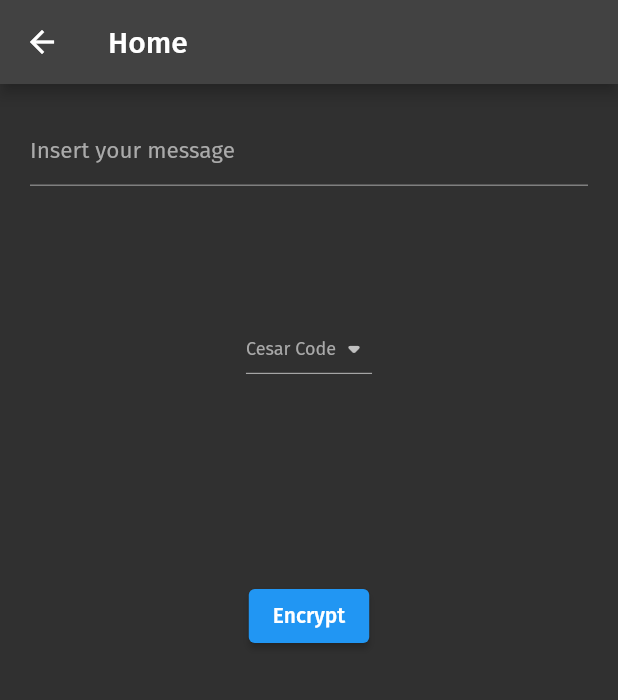
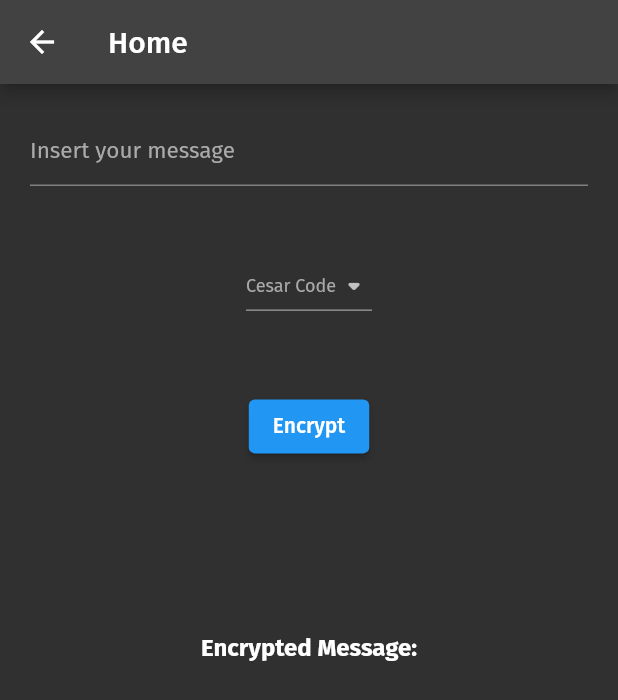
Before and after one commit to marcoigorr/MyFlutterApp, a Flutter app: the HomePage screen opened by its route, after a tap on "Encrypt", on a phone screen of 412 x 824 dp. Shown: the top 700 px of the screen. Run offline on Flutter 3.47's test engine with Material 2 defaults, Android fonts, the phone set to English and light mode, and no system bars; our stand-ins replace google_fonts.

```diff
--- a/lib/home/home.dart
+++ b/lib/home/home.dart
@@ -29,7 +29,7 @@ class _HomeScreenState extends State<HomeScreen> {
 
   String cipher = 'Cesar Code';
   final List<String> _list = ['Cesar Code', 'Atbash', 'Vignere'];
-  String encryptedText = '';
+  String encryptedText = 'waiting for input';
 
   @override
   Widget build(BuildContext context) {
@@ -66,13 +66,50 @@ class _HomeScreenState extends State<HomeScreen> {
         ),
         ElevatedButton(
             onPressed: () {
-              print('Result: ${_controller.text}');
+              encrypt(_controller.text);
             },
             child: const Text('Encrypt')),
         const Spacer(
-          flex: 6,
+          flex: 5,
+        ),
+        const Text('Encrypted Message:'),
+        const Spacer(
+          flex: 1,
+        ),
+        Text(
+          encryptedText,
+          style: Theme.of(context).textTheme.subtitle1,
+        ),
+        const Spacer(
+          flex: 15,
         ),
       ],
     );
   }
+
+  void encrypt(String message) {
+    encryptedText = '';
+
+    // Cesar Code (key=3)
+    if (cipher == _list[0]) {
+      final runes =
+          message.runes.toList(); // Contains dec code of message characters
+
+      for (int i = 0; i < runes.length; i++) {
+        // if char is space (' ') skip shift, add space
+        if (runes[i] == ' '.runes.toList()[0]) {
+          encryptedText += ' ';
+          continue;
+        }
+        runes[i] += 3;
+        encryptedText += String.fromCharCode(runes[i]);
+      }
+
+      setState(() {
+        encryptedText;
+      });
+    } else if (cipher == _list[1]) {
+
+    }
+  }
 }
--- a/lib/theme.dart
+++ b/lib/theme.dart
@@ -21,7 +21,8 @@ var appTheme = ThemeData(
         color: Color.fromARGB(255, 170, 170, 170),
         fontWeight: FontWeight.normal,
       ),
-  ),
+      subtitle1: TextStyle(
+          fontSize: 16, fontWeight: FontWeight.normal, color: Colors.grey)),
 
   // Button Theme
   buttonTheme: ButtonThemeData(),
```
Lines whose indentation alone changed are shown as unchanged.
